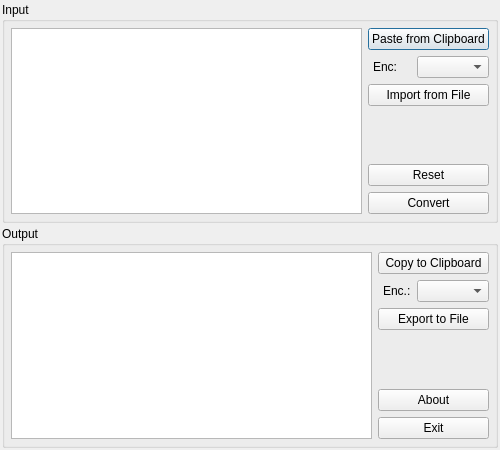
Qt form ui/maindialog.ui (bh1428/convframe) before a commit.
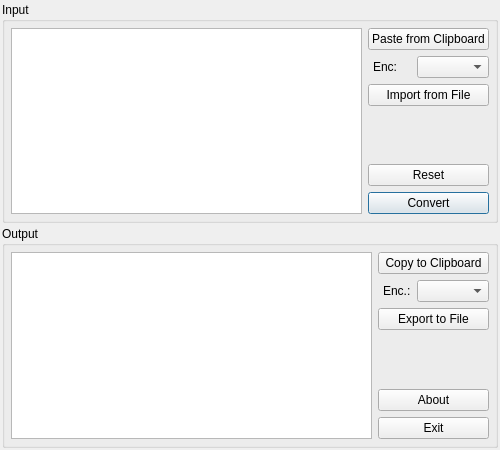
The same form after that commit. Icons and pictures are not drawn.

Commit message: [Convert] button default

What changed in the file:
```diff
--- a/ui/maindialog.ui
+++ b/ui/maindialog.ui
@@ -151,6 +151,9 @@
             <property name="text">
              <string>Convert</string>
             </property>
+            <property name="default">
+             <bool>true</bool>
+            </property>
            </widget>
           </item>
          </layout>
```
The commit also changes 2 other files.
